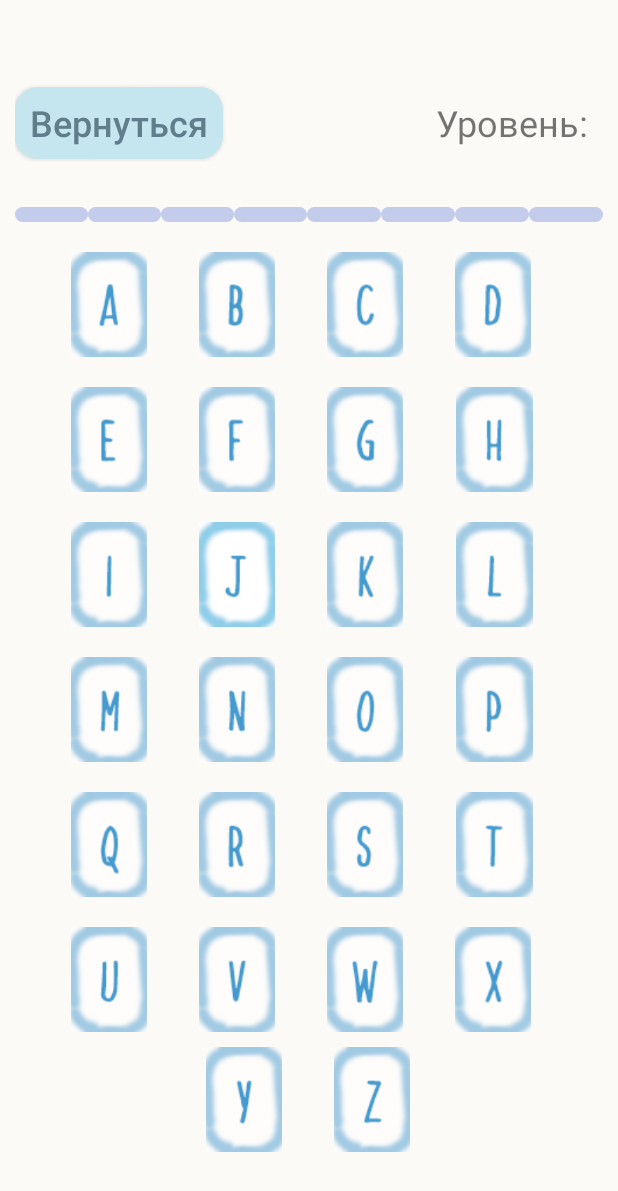
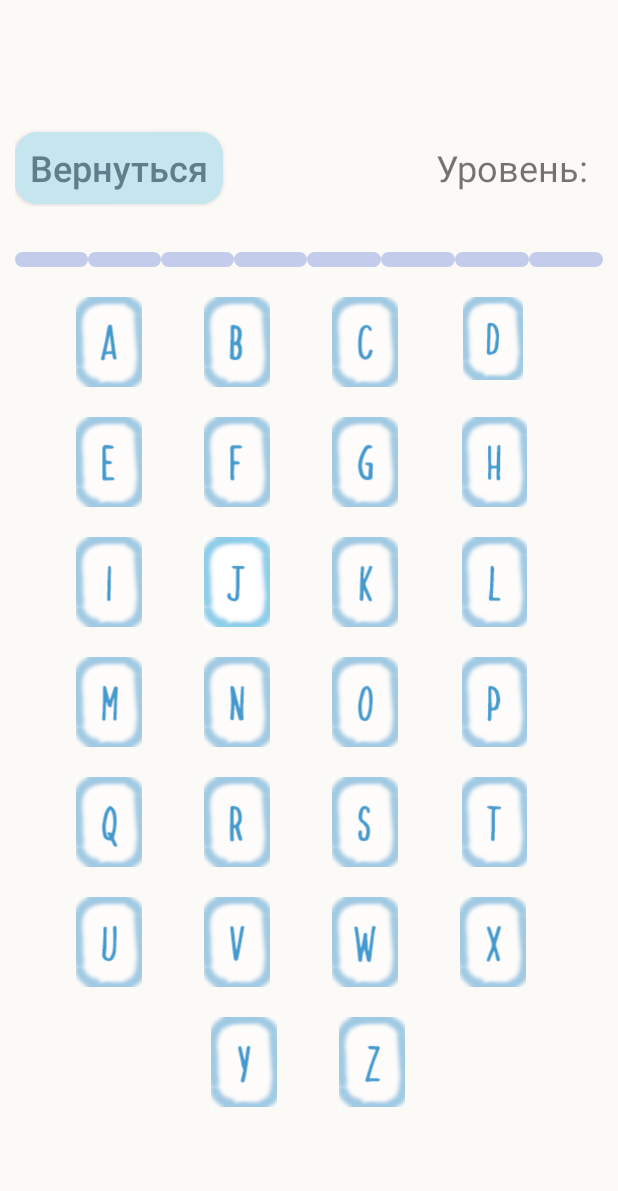
Before and after one commit to depressionz/TEST, an Android app: the level1 screen opened directly, with no data from a screen before it, on a phone screen of 412 x 824 dp. Shown: the top 1191 px of the screen. Run offline under Robolectric (Android 15) with nearby library versions, the phone set to English and light mode, and no system bars.

Commit message:
26.03.14:20

```diff
--- a/app/src/main/java/com/example/test/level1.java
+++ b/app/src/main/java/com/example/test/level1.java
@@ -2,12 +2,20 @@ package com.example.test;
 
 import androidx.appcompat.app.AppCompatActivity;
 
+import android.app.Dialog;
+import android.content.Intent;
+import android.graphics.Color;
+import android.graphics.drawable.ColorDrawable;
 import android.os.Bundle;
+import android.view.View;
 import android.view.Window;
 import android.view.WindowManager;
+import android.widget.Button;
+import android.widget.TextView;
 
 public class level1 extends AppCompatActivity {
 
+    Dialog dialog;
     @Override
     protected void onCreate(Bundle savedInstanceState) {
         super.onCreate(savedInstanceState);
@@ -18,5 +26,87 @@ public class level1 extends AppCompatActivity {
         w.setFlags(WindowManager.LayoutParams.FLAG_LAYOUT_NO_LIMITS, WindowManager.LayoutParams.FLAG_LAYOUT_NO_LIMITS);
         //Развернуть игру на full screen - конец
 
+        //Вызов диалогового окна в начале игры;
+        dialog = new Dialog(this);
+        dialog.requestWindowFeature(Window.FEATURE_NO_TITLE);//скрытие заголовка
+        dialog.setContentView(R.layout.priviewdialog);//путь к макету диалог. окна
+        dialog.getWindow().setBackgroundDrawable(new ColorDrawable(Color.TRANSPARENT));//прозначный фон
+        dialog.setCancelable(false);//окно нельзя закрыть системной кнопкой
+        dialog.show();//показ диалог окна
+
+        //кнопка которая закрывает диалоговое окно - начало
+        TextView btnclose = (TextView)dialog.findViewById(R.id.btnclose);
+        btnclose.setOnClickListener(new View.OnClickListener() {
+            @Override
+            public void onClick(View view) {
+                //обработка нажатия кнопки - начало
+                try {
+                        //Вернуться назад к выбору уровня - начало
+                    Intent intent = new Intent( level1.this, EngLevels.class); //намеренье для перехода
+                    startActivity(intent); //Старт намеренье
+                    finish();
+                        //Вернуться назад к выбору уровня - конец
+
+                }catch (Exception e) {
+                    // нету кода
+                }
+                dialog.dismiss();//закрытие диалогового окна
+                //обработка нажатия кнопки - конец
+
+            }
+        });
+        //кнопка которая закрывает диалоговое окно - конец
+
+        //кнопка продолжить - начало
+        Button btncontinue = (Button)dialog.findViewById(R.id.btncontinue);
+        btncontinue.setOnClickListener(new View.OnClickListener() {
+            @Override
+            public void onClick(View view) {
+                dialog.dismiss(); // Закрываем диалоговое окно
+
+
+
+            }
+        });
+        //кнопка продолжить - конец
+
+        //Кнопка вернуться - начало
+        Button btn_back = (Button) findViewById(R.id.button_back);
+        btn_back.setOnClickListener(new View.OnClickListener() {
+            @Override
+            public void onClick(View view) {
+                //обработка нажатия кнопки вернуться - начало
+                try {
+                    //Вернуться назад к выбору уровню - начало
+                    Intent intent = new Intent(level1.this, EngLevels.class); //намеренье для перехода
+                    startActivity(intent);
+                    finish();
+                    //Вернуться назад к выбору уровню - конец
+                }catch (Exception e){
+                    //сдесь не будет кода так же)0
+                }
+                //обработка нажатия кнопки вернуться - конец
+            }
+        });
+        //Кнопка вернуться - конец
+
+
     }
+    //Системная кнопка назад - начало
+    @Override
+    public void onBackPressed(){
+        //обработка нажатия кнопки вернуться - начало
+        try {
+            //Вернуться назад к выбору уровню - начало
+            Intent intent = new Intent(level1.this, EngLevels.class); //намеренье для перехода
+            startActivity(intent);
+            finish();
+            //Вернуться назад к выбору уровню - конец
+        }catch (Exception e){
+            //сдесь не будет кода так же)0
+        }
+        //обработка нажатия кнопки вернуться - конец
+    }
+    //Системная кнопка назад - конец
+
 }
--- /dev/null
+++ b/app/src/main/res/drawable/style_btn_stoke_green_press.xml
@@ -0,0 +1,6 @@
+<?xml version="1.0" encoding="utf-8"?>
+<shape xmlns:android="http://schemas.android.com/apk/res/android">
+    <stroke android:width="2dp" android:color="@color/green_button" />
+    <corners android:radius="300dp"/>
+    <solid android:color="@color/white_snow"/>
+</shape>
--- a/app/src/main/res/layout/universal.xml
+++ b/app/src/main/res/layout/universal.xml
@@ -144,14 +144,14 @@
             <LinearLayout
                 android:id="@+id/line4"
                 android:layout_width="match_parent"
-                android:layout_height="70dp"
+                android:layout_height="60dp"
                 android:layout_marginTop="20dp"
                 android:orientation="horizontal">
 
                 <ImageView
                     android:id="@+id/a"
                     android:layout_width="wrap_content"
-                    android:layout_height="match_parent"
+                    android:layout_height="wrap_content"
                     android:paddingLeft="30dp"
                     android:paddingRight="20dp"
                     android:src="@drawable/a" />
@@ -159,7 +159,7 @@
                 <ImageView
                     android:id="@+id/b"
                     android:layout_width="wrap_content"
-                    android:layout_height="match_parent"
+                    android:layout_height="wrap_content"
                     android:paddingRight="20dp"
                     android:src="@drawable/b" />
 
@@ -174,7 +174,7 @@
                 <ImageView
                     android:id="@+id/d"
                     android:layout_width="wrap_content"
-                    android:layout_height="wrap_content"
+                    android:layout_height="55dp"
                     android:src="@drawable/d" />
 
 
@@ -183,7 +183,7 @@
             <LinearLayout
                 android:id="@+id/line5"
                 android:layout_width="match_parent"
-                android:layout_height="70dp"
+                android:layout_height="60dp"
                 android:layout_marginTop="20dp"
 
                 android:orientation="horizontal">
@@ -223,7 +223,7 @@
             <LinearLayout
                 android:id="@+id/line6"
                 android:layout_width="match_parent"
-                android:layout_height="70dp"
+                android:layout_height="60dp"
                 android:layout_marginTop="20dp"
                 android:orientation="horizontal">
 
@@ -262,7 +262,7 @@
             <LinearLayout
                 android:id="@+id/line7"
                 android:layout_width="match_parent"
-                android:layout_height="70dp"
+                android:layout_height="60dp"
                 android:layout_marginTop="20dp"
                 android:orientation="horizontal">
 
@@ -301,7 +301,7 @@
             <LinearLayout
                 android:id="@+id/line8"
                 android:layout_width="match_parent"
-                android:layout_height="70dp"
+                android:layout_height="60dp"
                 android:layout_marginTop="20dp"
                 android:orientation="horizontal">
 
@@ -340,7 +340,7 @@
             <LinearLayout
                 android:id="@+id/line9"
                 android:layout_width="match_parent"
-                android:layout_height="70dp"
+                android:layout_height="60dp"
                 android:layout_marginTop="20dp"
                 android:orientation="horizontal">
 
@@ -379,8 +379,8 @@
             <LinearLayout
                 android:id="@+id/line11"
                 android:layout_width="match_parent"
-                android:layout_height="70dp"
-                android:layout_marginTop="10dp"
+                android:layout_height="60dp"
+                android:layout_marginTop="20dp"
                 android:orientation="horizontal">
 
                 <ImageView
--- a/app/src/main/res/values/colors.xml
+++ b/app/src/main/res/values/colors.xml
@@ -23,4 +23,5 @@
     <color name="purple_1000">#FFD6DA</color>
     <color name="blue_text">#768CCE</color>
     <color name="blue_text_60">#c3cdeb</color>
+
 </resources>
--- /dev/null
+++ b/app/src/main/res/values/descriptionlevels.xml
@@ -0,0 +1,3 @@
+<?xml version="1.0" encoding="utf-8"?>
+<resources>
+</resources>
--- a/app/src/main/res/values/strings.xml
+++ b/app/src/main/res/values/strings.xml
@@ -3,4 +3,6 @@
     <string name="start">Начало</string>
     <string name="back">Вернуться</string>
     <string name="level">Уровень:</string>
+    <string name="level_one">Выбери букву и узнай как она произносится.\n\nДля прохождения уровня необходимо получить 10 очков.</string>
+    <string name="textcontinue">Продолжить</string>
 </resources>
```
Also changed, not shown: app/src/main/java/com/example/test/MainActivity.java (+1 -1 lines), app/src/main/res/layout/previewdialog.xml (deleted, +0 -34 lines), app/src/main/res/layout/priviewdialog.xml (added, +60 -0 lines), app/src/main/res/drawable/previewbackground.png, app/src/main/res/drawable/previewimgone.png (added).
